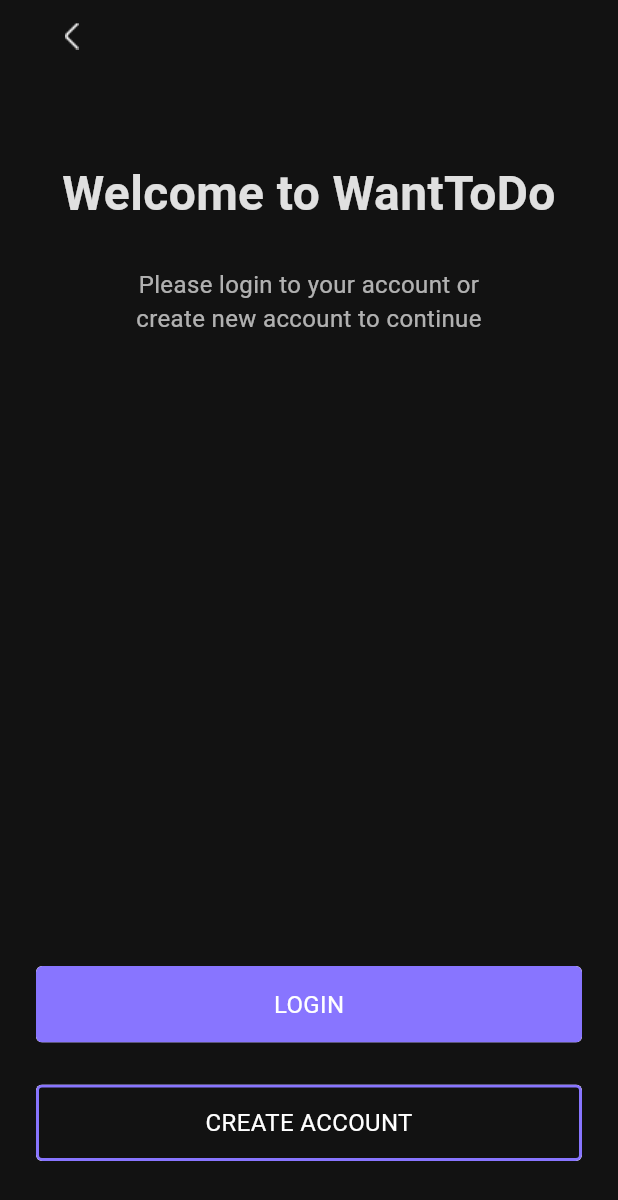
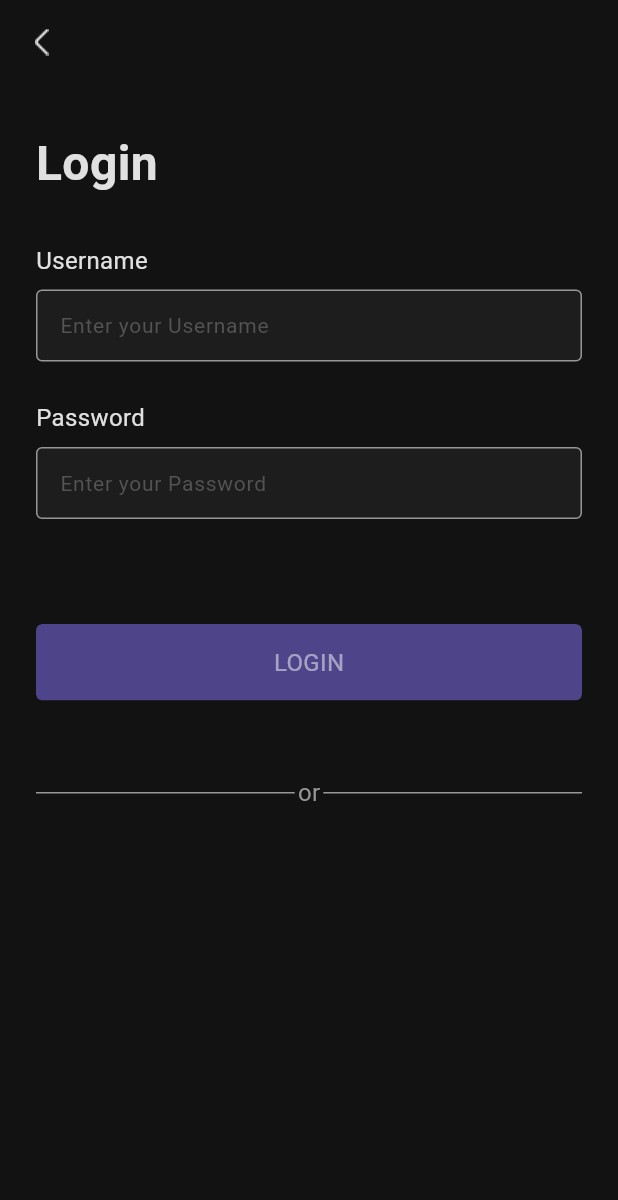
Before and after one commit to DargaHasanBasri/want_to_do, a Flutter app: the screen it shows after launch, on a phone screen of 412 x 824 dp. Shown: the top 1200 px of the screen. Run offline on Flutter 3.47's test engine with Material 3 defaults, Android fonts, the phone set to English and light mode, and no system bars.

Commit message:
Create login page

```diff
--- a/lib/main.dart
+++ b/lib/main.dart
@@ -1,5 +1,6 @@
 import 'package:flutter/material.dart';
 import 'package:flutter/services.dart';
+import 'package:want_to_do/ui/pages/login/login_provider.dart';
 import 'package:want_to_do/ui/pages/welcome/welcome_provider.dart';
 
 void main() {
@@ -24,7 +25,7 @@ class MyApp extends StatelessWidget {
         colorScheme: ColorScheme.fromSeed(seedColor: Colors.deepPurple),
         useMaterial3: true,
       ),
-      home: WelcomeProvider(),
+      home: LoginProvider(),
     );
   }
 }
--- /dev/null
+++ b/lib/ui/pages/login/login_page.dart
@@ -0,0 +1,113 @@
+import 'package:flutter/material.dart';
+import 'package:want_to_do/base/base_stateful_state.dart';
+import 'package:want_to_do/ui/widgets/custom_button.dart';
+import 'package:want_to_do/ui/widgets/custom_text_form_field.dart';
+import 'package:want_to_do/utils/app_colors.dart';
+import 'package:want_to_do/utils/app_paddings.dart';
+
+class LoginPage extends StatefulWidget {
+  const LoginPage({super.key});
+
+  @override
+  State<LoginPage> createState() => _LoginPageState();
+}
+
+class _LoginPageState extends BaseStatefulState<LoginPage> {
+  final TextEditingController _controllerUserName = TextEditingController();
+  final TextEditingController _controllerPassword = TextEditingController();
+
+  @override
+  Widget build(BuildContext context) {
+    return Scaffold(
+      appBar: AppBar(
+        elevation: 0,
+        backgroundColor: Colors.transparent,
+        leading: IconButton(
+          padding: EdgeInsets.zero,
+          onPressed: () {},
+          icon: Image.asset(
+            'assets/ic_arrow_back.png',
+            color: AppColors.white,
+          ),
+        ),
+      ),
+      backgroundColor: AppColors.backgroundColor,
+      body: _buildBody(),
+    );
+  }
+
+  Widget _buildBody() {
+    return SafeArea(
+      child: Padding(
+        padding: AppPaddings.pagePaddingHorizontal,
+        child: Column(
+          crossAxisAlignment: CrossAxisAlignment.start,
+          children: [
+            Padding(
+              padding: const EdgeInsets.symmetric(vertical: 30),
+              child: Text(
+                'Login',
+                style: TextStyle(
+                  color: AppColors.white.withOpacity(0.87),
+                  fontSize: 32,
+                  fontWeight: FontWeight.w700,
+                  overflow: TextOverflow.ellipsis,
+                ),
+                textAlign: TextAlign.center,
+                maxLines: 2,
+              ),
+            ),
+            CustomTextFormField(
+              controller: _controllerUserName,
+              textFieldName: 'Username',
+              hintText: 'Enter your Username',
+            ),
+            SizedBox(height: 26),
+            CustomTextFormField(
+              controller: _controllerPassword,
+              textFieldName: 'Password',
+              hintText: 'Enter your Password',
+            ),
+            SizedBox(height: 70),
+            CustomButton(
+              title: 'LOGIN',
+              onClick: () {},
+              backgroundColor: AppColors.crocusPurple.withOpacity(0.5),
+              titleColor: AppColors.white.withOpacity(0.5),
+            ),
+            SizedBox(height: 50),
+            Row(
+              children: [
+                Expanded(
+                  child: Container(
+                    height: 1,
+                    color: AppColors.mountainMist,
+                  ),
+                ),
+                SizedBox(width: 2),
+                Text(
+                  'or',
+                  style: TextStyle(
+                    color: AppColors.mountainMist,
+                    fontSize: 16,
+                    fontWeight: FontWeight.w400,
+                    overflow: TextOverflow.ellipsis,
+                  ),
+                  textAlign: TextAlign.center,
+                  maxLines: 2,
+                ),
+                SizedBox(width: 2),
+                Expanded(
+                  child: Container(
+                    height: 1,
+                    color: AppColors.mountainMist,
+                  ),
+                ),
+              ],
+            ),
+          ],
+        ),
+      ),
+    );
+  }
+}
--- /dev/null
+++ b/lib/ui/pages/login/login_provider.dart
@@ -0,0 +1,16 @@
+import 'package:flutter/material.dart';
+import 'package:provider/provider.dart';
+import 'package:want_to_do/ui/pages/login/login_page.dart';
+import 'package:want_to_do/ui/pages/login/login_view_model.dart';
+
+class LoginProvider extends StatelessWidget {
+  const LoginProvider({super.key});
+
+  @override
+  Widget build(BuildContext context) {
+    return ChangeNotifierProvider(
+      create: (context) => LoginViewModel(),
+      child: const LoginPage(),
+    );
+  }
+}
--- /dev/null
+++ b/lib/ui/pages/login/login_view_model.dart
@@ -0,0 +1,3 @@
+import 'package:want_to_do/base/base_view_model.dart';
+
+class LoginViewModel extends BaseViewModel {}
--- a/lib/ui/widgets/custom_button.dart
+++ b/lib/ui/widgets/custom_button.dart
@@ -28,6 +28,7 @@ class CustomButton extends StatelessWidget {
     return ClipRRect(
       borderRadius: BorderRadius.circular(borderRadius ?? 4.0),
       child: Material(
+        color: borderColor ?? Colors.transparent,
         child: InkWell(
           onTap: () => onClick?.call(),
           splashColor: AppColors.darkOrchid.withOpacity(0.5),
--- /dev/null
+++ b/lib/ui/widgets/custom_text_form_field.dart
@@ -0,0 +1,129 @@
+import 'package:flutter/material.dart';
+import 'package:want_to_do/utils/app_colors.dart';
+
+class CustomTextFormField extends StatefulWidget {
+  const CustomTextFormField({
+    required this.controller,
+    super.key,
+    String? hintText,
+    String? textFieldName,
+    double? borderRadius,
+    bool? multiline,
+    TextInputType? inputType,
+    Color? textFieldBgColor,
+    this.isEnabled,
+    this.onChanged,
+    this.onObscureChanged,
+    bool? isAutoTrue,
+    this.isRequired = false,
+    this.isHaveObscure = false,
+  })  : inputType = inputType ?? TextInputType.text,
+        textFieldBgColor = textFieldBgColor ?? Colors.transparent,
+        textFieldTitle = textFieldName ?? '',
+        hintText = hintText ?? '',
+        borderRadius = borderRadius ?? 4,
+        isAutoTrue = isAutoTrue ?? false,
+        multiline = multiline ?? false;
+  final TextEditingController controller;
+  final String hintText;
+  final String textFieldTitle;
+  final double borderRadius;
+  final Function? onChanged;
+  final Function? onObscureChanged;
+  final bool? isEnabled;
+  final bool? multiline;
+  final TextInputType inputType;
+  final Color textFieldBgColor;
+  final bool? isAutoTrue;
+  final bool isRequired;
+  final bool isHaveObscure;
+
+  @override
+  State<CustomTextFormField> createState() => _CustomTextFormFieldState();
+}
+
+class _CustomTextFormFieldState extends State<CustomTextFormField> {
+  @override
+  Widget build(BuildContext context) {
+    return Column(
+      children: [
+        getTextFieldTitle(),
+        TextFormField(
+          controller: widget.controller,
+          obscureText: widget.isHaveObscure,
+          autofocus: widget.isAutoTrue ?? false,
+          keyboardType: widget.inputType,
+          onChanged: _onChanged,
+          decoration: InputDecoration(
+            hintText: widget.hintText,
+            hintStyle: TextStyle(
+              fontSize: 14,
+              fontWeight: FontWeight.w400,
+              color: AppColors.davyGrey,
+            ),
+            filled: true,
+            fillColor: AppColors.darkJungleGreen,
+            contentPadding: const EdgeInsets.all(12),
+            border: OutlineInputBorder(
+              borderRadius: BorderRadius.circular(widget.borderRadius),
+              borderSide: BorderSide(
+                color: AppColors.mountainMist,
+                width: 1,
+              ),
+            ),
+            enabledBorder: OutlineInputBorder(
+              borderRadius: BorderRadius.circular(widget.borderRadius),
+              borderSide: const BorderSide(
+                color: AppColors.mountainMist,
+                width: 1,
+              ),
+            ),
+            focusedBorder: OutlineInputBorder(
+              borderRadius: BorderRadius.circular(widget.borderRadius),
+              borderSide: BorderSide(
+                color: AppColors.mountainMist,
+                width: 1,
+              ),
+            ),
+          ),
+        ),
+      ],
+    );
+  }
+
+  Widget getTextFieldTitle() {
+    if (widget.textFieldTitle.isNotEmpty) {
+      return Padding(
+        padding: const EdgeInsets.only(bottom: 8),
+        child: Row(
+          children: [
+            Text(
+              widget.textFieldTitle,
+              style: TextStyle(
+                fontSize: 16,
+                color: AppColors.white.withOpacity(0.87),
+                fontWeight: FontWeight.w400,
+              ),
+            ),
+            const SizedBox(width: 6),
+            if (widget.isRequired)
+              Text(
+                '*',
+                style: TextStyle(
+                  color: AppColors.white.withOpacity(0.87),
+                ),
+              ),
+          ],
+        ),
+      );
+    } else {
+      return const SizedBox();
+    }
+  }
+
+  void _onChanged(String value) {
+    if (widget.onChanged != null) {
+      widget.onChanged?.call(value.trim());
+    }
+  }
+}
--- a/lib/utils/app_colors.dart
+++ b/lib/utils/app_colors.dart
@@ -9,6 +9,9 @@ final class AppColors {
   static const Color lightRed = const Color(0xffFF4949);
   static const Color lavenderBlue = const Color(0xff8687E7);
   static const Color darkGrey = const Color(0xff363636);
+  static const Color davyGrey = const Color(0xff535353);
+  static const Color darkJungleGreen = const Color(0xff1D1D1D);
+  static const Color mountainMist = const Color(0xff979797);
   static const Color silverChalice = const Color(0xffAFAFAF);
   static const Color salmonPink = const Color(0xffFF8080);
   static const Color crimsonRed = const Color(0xffA30000);
```
